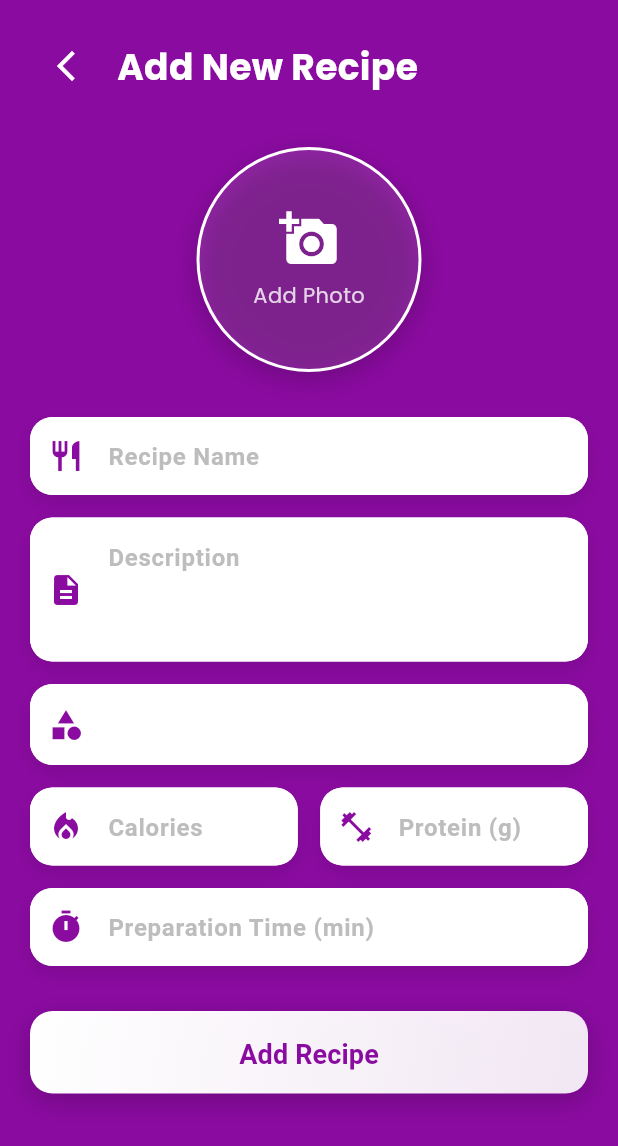
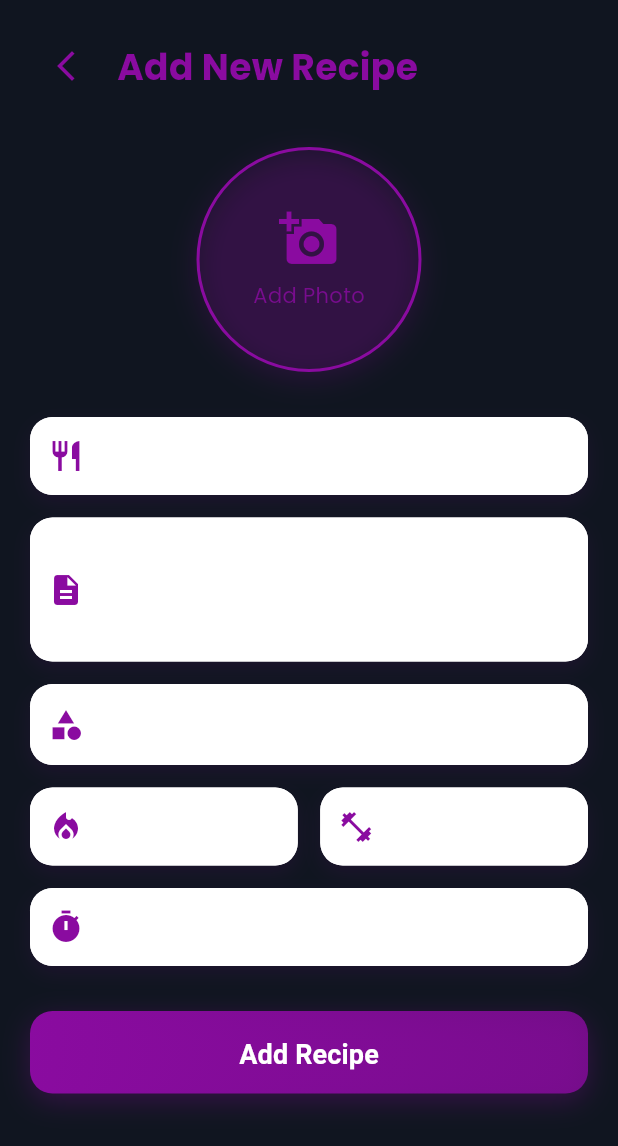
Before and after one commit to jamalihassan0307/food_dairy_app, a Flutter app: the AddFood screen opened directly, on a phone screen of 412 x 824 dp. Shown: the top 1146 px of the screen. Run offline on Flutter 3.47's test engine with Material 3 defaults, Android fonts, the phone set to English and light mode, and no system bars; our stand-ins replace animate_do, flex_color_scheme, fluttertoast, font_awesome_flutter, get, google_fonts and 3 more; accounts and stored records are empty.

Commit message:
Refactor AddFood screen to improve theming and UI consistency. Updated background colors, text styles, and icon colors to utilize AppColors for a cohesive design. Enhanced dropdown item styling and adjusted button aesthetics for better user experience.

```diff
--- a/lib/screen/addfood.dart
+++ b/lib/screen/addfood.dart
@@ -24,7 +24,7 @@ class _AddFoodState extends State<AddFood> {
   Widget build(BuildContext context) {
     return GetBuilder<RecipeRepository>(builder: (obj) {
       return Scaffold(
-        backgroundColor: AppColors.primaryColor,
+        backgroundColor: Theme.of(context).scaffoldBackgroundColor,
         body: SafeArea(
           child: SingleChildScrollView(
             physics: const BouncingScrollPhysics(),
@@ -40,15 +40,15 @@ class _AddFoodState extends State<AddFood> {
                       children: [
                         IconButton(
                           onPressed: () => Navigator.pop(context),
-                          icon: const Icon(Icons.arrow_back_ios_new, color: Colors.white),
+                          icon: Icon(Icons.arrow_back_ios_new, color: AppColors.primaryColor),
                         ),
                         const SizedBox(width: 10),
-                        const Text(
+                        Text(
                           "Add New Recipe",
                           style: TextStyle(
                             fontSize: 24,
                             fontWeight: FontWeight.bold,
-                            color: Colors.white,
+                            color: AppColors.primaryColor,
                           ),
                         ),
                       ],
@@ -68,11 +68,11 @@ class _AddFoodState extends State<AddFood> {
                           height: 150,
                           decoration: BoxDecoration(
                             shape: BoxShape.circle,
-                            color: Colors.white.withOpacity(0.1),
-                            border: Border.all(color: Colors.white, width: 2),
+                            color: AppColors.primaryColor.withOpacity(0.1),
+                            border: Border.all(color: AppColors.primaryColor, width: 2),
                             boxShadow: [
                               BoxShadow(
-                                color: Colors.black.withOpacity(0.2),
+                                color: AppColors.primaryColor.withOpacity(0.2),
                                 blurRadius: 15,
                                 offset: const Offset(0, 5),
                               ),
@@ -82,12 +82,12 @@ class _AddFoodState extends State<AddFood> {
                               ? Column(
                                   mainAxisAlignment: MainAxisAlignment.center,
                                   children: [
-                                    const Icon(Icons.add_a_photo, color: Colors.white, size: 40),
+                                    Icon(Icons.add_a_photo, color: AppColors.primaryColor, size: 40),
                                     const SizedBox(height: 8),
                                     Text(
                                       "Add Photo",
                                       style: TextStyle(
-                                        color: Colors.white.withOpacity(0.8),
+                                        color: AppColors.primaryColor.withOpacity(0.8),
                                         fontSize: 14,
                                       ),
                                     ),
@@ -134,7 +134,7 @@ class _AddFoodState extends State<AddFood> {
                               borderRadius: BorderRadius.circular(15),
                               boxShadow: [
                                 BoxShadow(
-                                  color: Colors.black.withOpacity(0.1),
+                                  color: AppColors.primaryColor.withOpacity(0.1),
                                   blurRadius: 10,
                                   offset: const Offset(0, 5),
                                 ),
@@ -146,10 +146,10 @@ class _AddFoodState extends State<AddFood> {
                                 decoration: InputDecoration(
                                   hintText: "Select Category",
                                   hintStyle: TextStyle(
-                                    color: Colors.grey[400],
+                                    color: AppColors.textSecondaryColor,
                                     fontSize: 16,
                                   ),
-                                  prefixIcon: const Icon(Icons.category, color: AppColors.primaryColor),
+                                  prefixIcon: Icon(Icons.category, color: AppColors.primaryColor),
                                   border: OutlineInputBorder(
                                     borderRadius: BorderRadius.circular(15),
                                     borderSide: BorderSide.none,
@@ -164,7 +164,12 @@ class _AddFoodState extends State<AddFood> {
                                 items: obj.categories.map((String category) {
                                   return DropdownMenuItem<String>(
                                     value: category,
-                                    child: Text(category),
+                                    child: Text(
+                                      category,
+                                      style: TextStyle(
+                                        color: AppColors.textColor,
+                                      ),
+                                    ),
                                   );
                                 }).toList(),
                                 onChanged: (String? newValue) {
@@ -221,8 +226,8 @@ class _AddFoodState extends State<AddFood> {
                       decoration: BoxDecoration(
                         gradient: LinearGradient(
                           colors: [
-                            Colors.white,
-                            Colors.white.withOpacity(0.9),
+                            AppColors.primaryColor,
+                            AppColors.primaryColor.withOpacity(0.8),
                           ],
                           begin: Alignment.topLeft,
                           end: Alignment.bottomRight,
@@ -230,7 +235,7 @@ class _AddFoodState extends State<AddFood> {
                         borderRadius: BorderRadius.circular(15),
                         boxShadow: [
                           BoxShadow(
-                            color: Colors.black.withOpacity(0.2),
+                            color: AppColors.primaryColor.withOpacity(0.3),
                             blurRadius: 15,
                             offset: const Offset(0, 5),
                           ),
@@ -248,7 +253,7 @@ class _AddFoodState extends State<AddFood> {
                         child: const Text(
                           "Add Recipe",
                           style: TextStyle(
-                            color: AppColors.primaryColor,
+                            color: Colors.white,
                             fontSize: 18,
                             fontWeight: FontWeight.bold,
                           ),
@@ -279,7 +284,7 @@ class _AddFoodState extends State<AddFood> {
         borderRadius: BorderRadius.circular(15),
         boxShadow: [
           BoxShadow(
-            color: Colors.black.withOpacity(0.1),
+            color: AppColors.primaryColor.withOpacity(0.1),
             blurRadius: 10,
             offset: const Offset(0, 5),
           ),
@@ -289,11 +294,14 @@ class _AddFoodState extends State<AddFood> {
         controller: controller,
         keyboardType: keyboardType,
         maxLines: maxLines ?? 1,
-        style: const TextStyle(fontSize: 16),
+        style: TextStyle(
+          fontSize: 16,
+          color: AppColors.textColor,
+        ),
         decoration: InputDecoration(
           hintText: hint,
           hintStyle: TextStyle(
-            color: Colors.grey[400],
+            color: AppColors.textSecondaryColor,
             fontSize: 16,
           ),
           prefixIcon: Icon(icon, color: AppColors.primaryColor),
```
